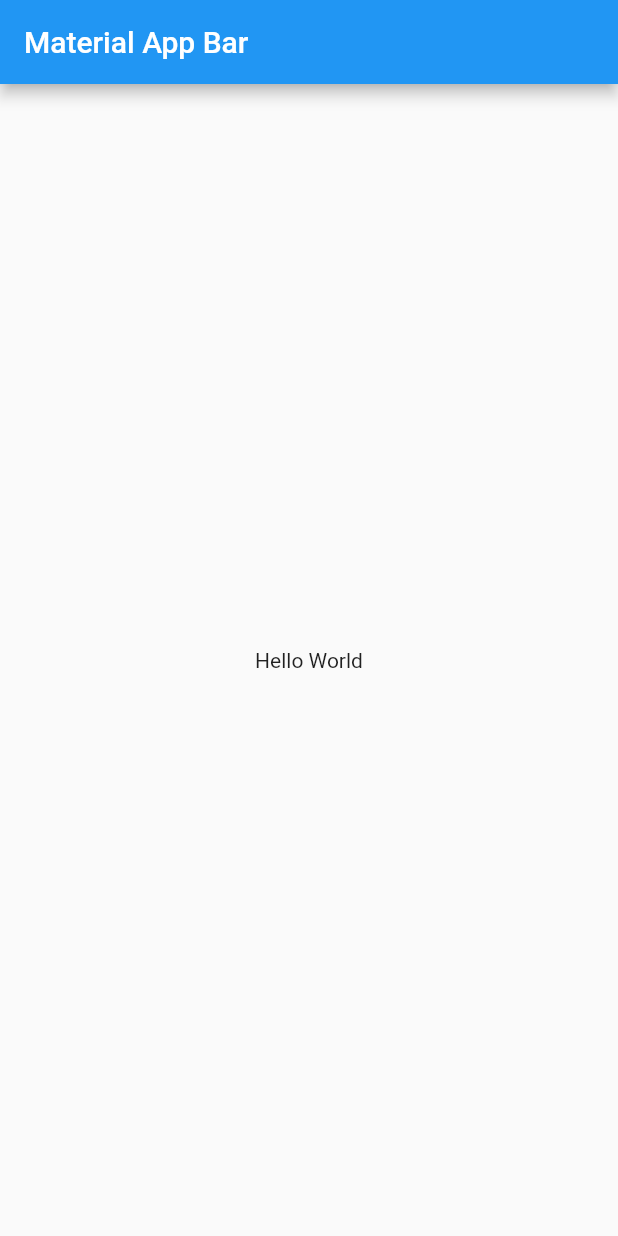
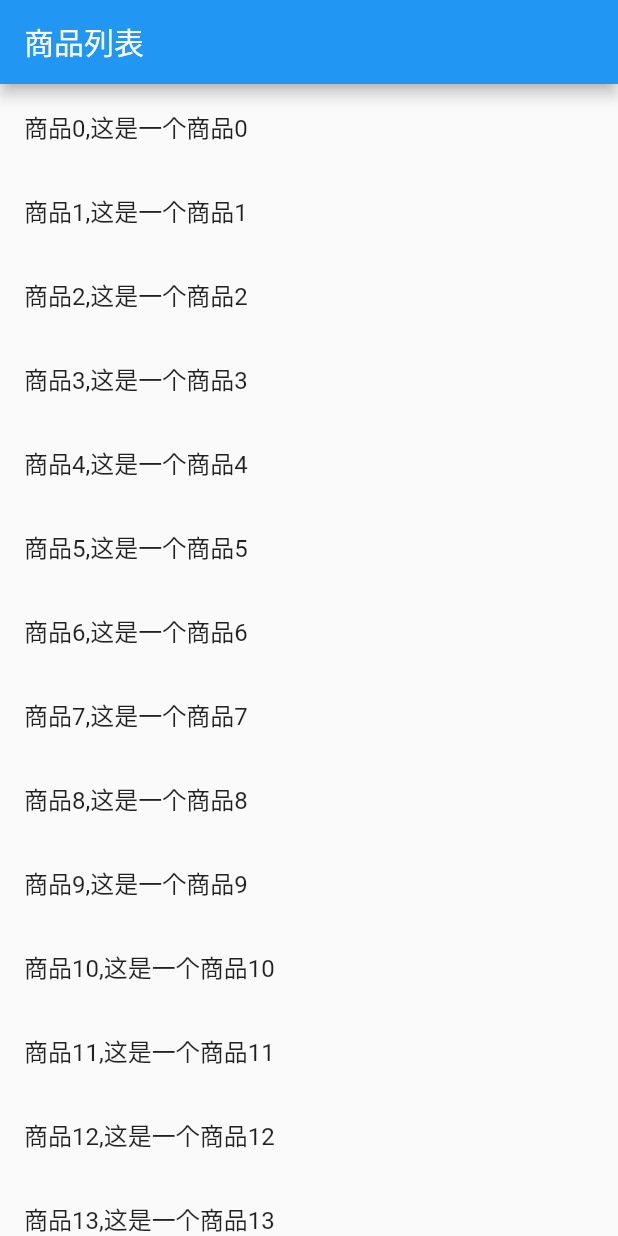
Before and after one commit to LemonTree-shine/FlutterDemo, a Flutter app: the screen it shows after launch, on a phone screen of 412 x 824 dp. Run offline on Flutter 3.47's test engine with Material 2 defaults, Android fonts, the phone set to English and light mode, and no system bars.

Commit message:
flutter列表渲染

```diff
--- a/router2/lib/main.dart
+++ b/router2/lib/main.dart
@@ -8,16 +8,88 @@ class MyApp extends StatelessWidget {
   Widget build(BuildContext context) {
     return MaterialApp(
       title: 'Material App',
-      home: Scaffold(
-        appBar: AppBar(
-          title: Text('Material App Bar'),
+      home: ProductList(
+        products:List.generate(20, (i){
+          return Product('商品${i}', '这是一个商品${i}');
+        })
+      )
+    );
+  }
+}
+
+class ProductList extends StatelessWidget {
+  final List<Product> products;
+
+  ProductList({Key key,@required this.products}) : super(key: key);
+
+  @override
+  Widget build(BuildContext context) {
+    return Scaffold(
+      appBar: AppBar(
+        title: Text("商品列表"),
+      ),
+      body: Center(
+        child: ListView.builder(
+          itemCount: products.length,
+          itemBuilder: (context,index){
+            return ListTile(
+              title: Text('${products[index].title},${products[index].describe}'),
+              onTap: (){
+                print(index);
+                Navigator.push(context, MaterialPageRoute(
+                  builder: (context){
+                    return ProductDetail(
+                      productd: '${products[index].title},${products[index].describe}',
+                      productObj:products[index]
+                    );
+                  }
+                ));
+              },
+            );
+          },
         ),
-        body: Center(
-          child: Container(
-            child: Text('Hello World'),
+      ),
+    );
+  }
+}
+
+class ProductDetail extends StatelessWidget {
+  String productd;
+  Product productObj;
+  ProductDetail({Key key,
+    this.productd = "默认的商品详情内容",
+    this.productObj
+  }) : super(key: key);
+
+  @override
+  Widget build(BuildContext context) {
+    return Scaffold(
+      appBar: AppBar(
+        title: Text("商品详情"),
+      ),
+      body: Center(
+        child: Container(
+          child: RaisedButton(
+            child: Text(
+              productd,
+              style: TextStyle(
+                color: Colors.white
+              ),
+            ),
+            color: Colors.blue,
+            onPressed: (){
+              Navigator.pop(context);
+            },
           ),
         ),
       ),
     );
   }
 }
+
+
+class Product {
+  final String title;
+  final String describe;
+  Product(this.title,this.describe);
+}
```
